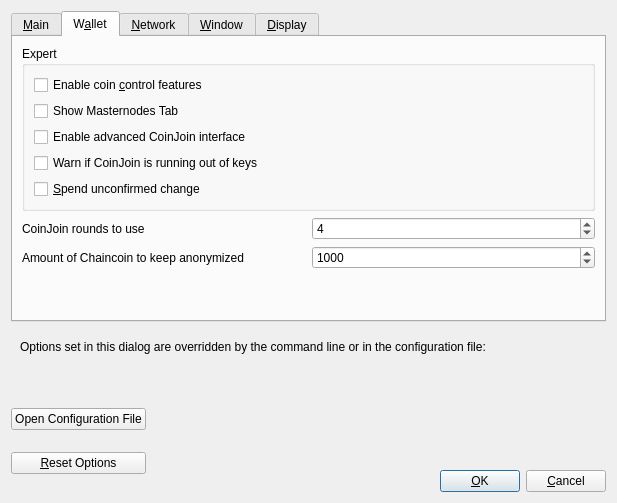
The window that src/qt/forms/optionsdialog.ui (DreamShokk/bagicoin) describes before a commit, drawn with Qt 5.
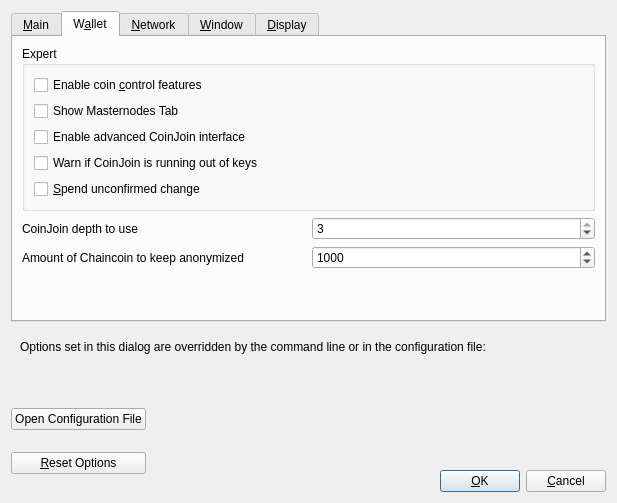
The same window after the commit. Custom widgets are drawn as their Qt base class.

Commit message: [CoinJoin!] introduce AnalyzeCoin to determine the obscuring level nDepth is calculated as an average over all parent transactions and replaces nRounds

What changed in the file:
```diff
--- a/src/qt/forms/optionsdialog.ui
+++ b/src/qt/forms/optionsdialog.ui
@@ -267,20 +267,20 @@
             <string>This setting determines the amount of individual masternodes that an input will be anonymized through.&lt;br/&gt;More rounds of anonymization gives a higher degree of privacy, but also costs more in fees.</string>
            </property>
            <property name="text">
-            <string>CoinJoin rounds to use</string>
+            <string>CoinJoin depth to use</string>
            </property>
           </widget>
          </item>
          <item>
           <widget class="QSpinBox" name="coinJoinRounds">
            <property name="minimum">
-            <number>2</number>
+            <number>1</number>
            </property>
            <property name="maximum">
-            <number>16</number>
+            <number>3</number>
            </property>
            <property name="value">
-            <number>4</number>
+            <number>3</number>
            </property>
           </widget>
          </item>
```
The commit also changes 28 other files.
